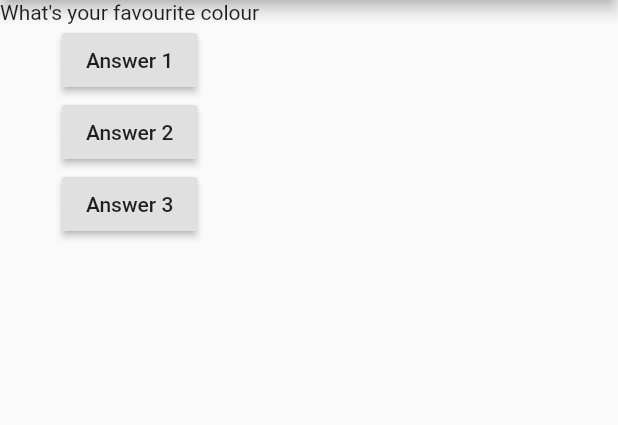
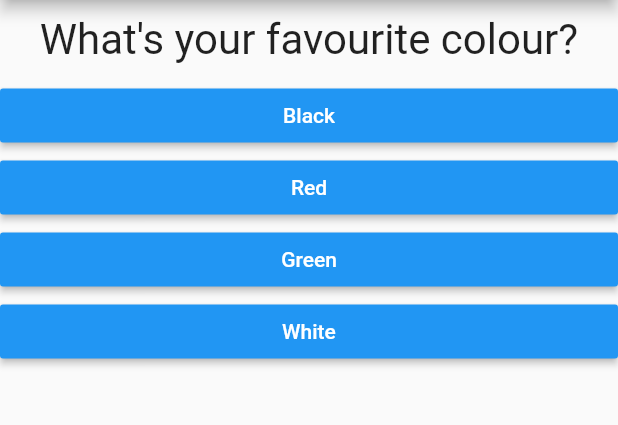
Before and after one commit to vitormlopes/acflutter, a Flutter app: the screen it shows after launch, on a phone screen of 412 x 824 dp, the part 84-509 px from its top. Run offline on Flutter 3.47's test engine with Material 2 defaults, Android fonts, the phone set to English and light mode, and no system bars.

Commit message:
Quiz First Version

```diff
--- /dev/null
+++ b/flutter_academy/lib/answer.dart
@@ -0,0 +1,22 @@
+import 'package:flutter/material.dart';
+
+class Answer extends StatelessWidget {
+
+  final Function selectHandler;
+  final String answerText;
+
+  Answer(this.selectHandler, this.answerText);
+
+  @override
+  Widget build(BuildContext context) {
+    return Container(
+      width: double.infinity,
+      child: RaisedButton(
+              color: Colors.blue,
+              textColor: Colors.white,
+              child: Text(answerText),
+              onPressed: selectHandler,
+            ),
+    );
+  }
+}
--- a/flutter_academy/lib/main.dart
+++ b/flutter_academy/lib/main.dart
@@ -1,5 +1,7 @@
 import 'package:flutter/material.dart';
 
+import './quiz.dart';
+import './result.dart';
 /*
 void main() {
   runApp(MyApp());
@@ -12,53 +14,75 @@ class MyApp extends StatefulWidget {
 
   @override
   State<StatefulWidget> createState() {
-    return MyAppState();
+    return _MyAppState();
   }
 
 }
 
 
-class MyAppState extends State<MyApp> {
+class _MyAppState extends State<MyApp> {
 
-  var questionIndex = 0;
+   final _questions = [
+      {
+        'questionText' : 'What\'s your favourite colour?',
+        'answers': [
+          {'text':'Black', 'score':10},
+          {'text':'Red', 'score':5},
+          {'text':'Green', 'score':3},
+          {'text':'White', 'score':1},
+        ],
+      },
+      {
+        'questionText' : 'What\'s your favourite animal?',
+        'answers': [
+          {'text':'Rabbit', 'score':10},
+          {'text':'Snake', 'score':5},
+          {'text':'Elephant', 'score':3},
+          {'text':'Lion', 'score':1},
+        ],
+      },
+      {
+        'questionText' : 'Whos\'s your favourite instructor?',
+        'answers': [
+          {'text':'Max', 'score':10},
+          {'text':'Max', 'score':5},
+          {'text':'Max', 'score':3},
+          {'text':'Max', 'score':1},
+        ],
+      },
 
-  void answerQuestion(){
+    ];
+
+  var _questionIndex = 0;
+  var _totalScore = 0;
+
+  void _resetQuiz(){
     setState(() {
-      questionIndex = questionIndex + 1;
+      _questionIndex = 0;
+      _totalScore = 0;
+    });
+  }
+
+
+  void _answerQuestion(int score){
+
+    _totalScore += score;
+
+    setState(() {
+      _questionIndex = _questionIndex + 1;
     });
   }
 
 
   @override
   Widget build(BuildContext context) {
-    var questions = [
-      'What\'s your favourite colour',
-      'What\'s your favourite animal',
-    ];
+
     return MaterialApp(
       home: Scaffold(
         appBar: AppBar(
           title: Text('My First App'),
         ),
-        body: Column(
-          children: [
-            Text(questions[questionIndex]),
-            RaisedButton(
-              child: Text('Answer 1'),
-              onPressed: answerQuestion,
-            ),
-            RaisedButton(
-              child: Text('Answer 2'),
-              onPressed: () => print('Answers 2 Chossen'),
-            ),
-            RaisedButton(
-              child: Text('Answer 3'),
-              onPressed: () {
-                print('Answer 3 chosen');
-              }
-            ),
-          ],
-        ),
+        body: _questionIndex < _questions.length ?  Quiz(answerQuestion: _answerQuestion, questionIndex: _questionIndex, questions: _questions,) : Result(_totalScore, _resetQuiz),
       ),
     );
   }
--- /dev/null
+++ b/flutter_academy/lib/question.dart
@@ -0,0 +1,23 @@
+import 'package:flutter/material.dart';
+
+class Question extends StatelessWidget {
+
+  final String questionText;
+
+  //Question Contructor
+  Question(this.questionText);
+
+  @override
+  Widget build(BuildContext context) {
+    return Container(
+      width: double.infinity,
+      margin: EdgeInsets.all(10),
+      child: Text(
+        questionText,
+        style: TextStyle(fontSize: 28),
+        textAlign: TextAlign.center,
+      ),
+    );
+  }
+
+}
--- /dev/null
+++ b/flutter_academy/lib/quiz.dart
@@ -0,0 +1,29 @@
+import 'package:flutter/material.dart';
+
+import './question.dart';
+import './answer.dart';
+
+class Quiz extends StatelessWidget{
+
+  final List<Map<String, Object>> questions;
+  final int questionIndex;
+  final Function answerQuestion;
+
+  Quiz({@required this.questions, @required this.answerQuestion, @required this.questionIndex});
+
+  @override
+  Widget build(BuildContext context){
+    return Column(
+      children: [
+        Question(
+          questions[questionIndex]['questionText']
+        ),
+
+        //the operator ... transform this call into a list of widgets
+        ...(questions[questionIndex]['answers'] as List<Map<String,Object>>).map((answer) {
+          return Answer(() => answerQuestion(answer['score']), answer['text']);
+        }).toList()
+      ],
+    );
+  }
+}
```
Also changed, not shown: flutter_academy/lib/result.dart (added, +47 -0 lines).
